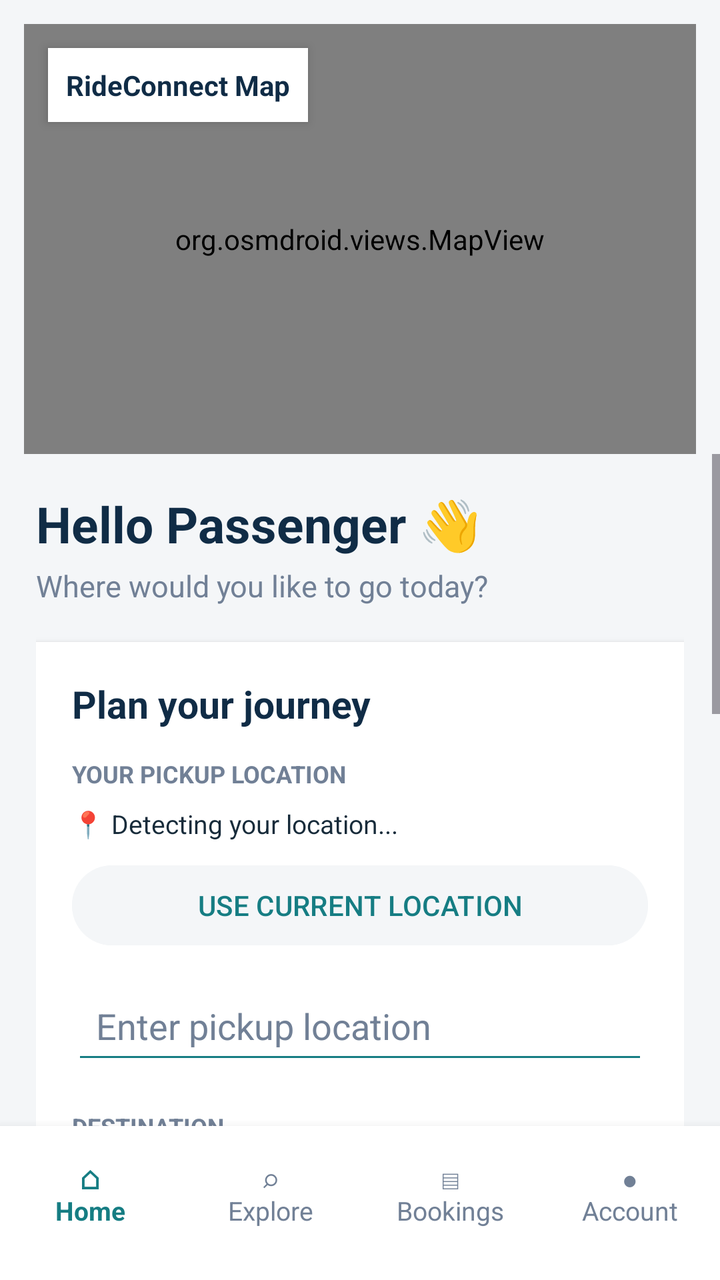
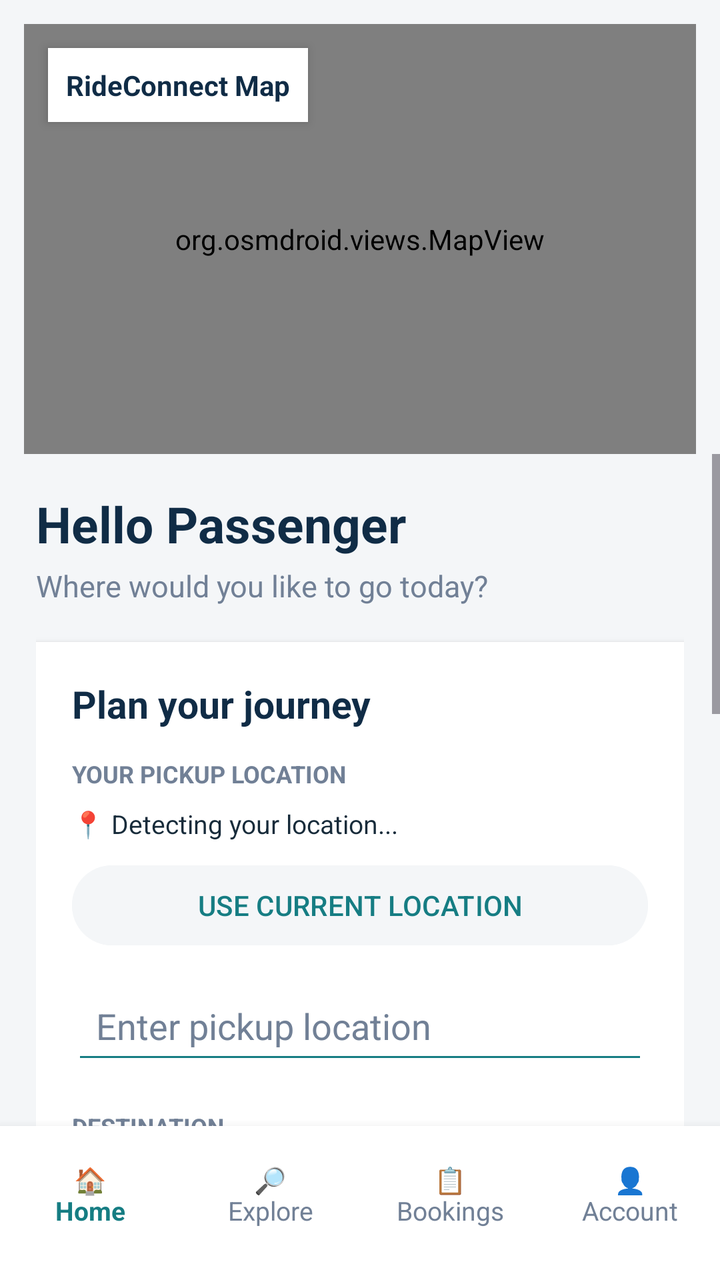

Compare the two renders of this Android layout. The source of the first and the diff that turns it into the second are given below.
<!-- AndroidManifest.xml: application theme Theme.RideConnect -->
<!-- res/layout/activity_passenger_dashboard.xml -->
<?xml version="1.0" encoding="utf-8"?>
<LinearLayout
    xmlns:android="http://schemas.android.com/apk/res/android"
    android:id="@+id/main"
    android:layout_width="match_parent"
    android:layout_height="match_parent"
    android:orientation="vertical"
    android:background="@color/screen_background">

    
    <FrameLayout
        android:layout_width="match_parent"
        android:layout_height="215dp"
        android:layout_marginStart="12dp"
        android:layout_marginEnd="12dp"
        android:layout_marginTop="12dp"
        android:elevation="4dp">

        <org.osmdroid.views.MapView
            android:id="@+id/map"
            android:layout_width="match_parent"
            android:layout_height="match_parent" />

        <TextView
            android:layout_width="wrap_content"
            android:layout_height="wrap_content"
            android:layout_gravity="top|start"
            android:layout_margin="12dp"
            android:background="@color/card_white"
            android:padding="9dp"
            android:text="RideConnect Map"
            android:textColor="@color/navy"
            android:textStyle="bold"
            android:elevation="3dp" />

    </FrameLayout>

    
    <ScrollView
        android:layout_width="match_parent"
        android:layout_height="0dp"
        android:layout_weight="1"
        android:fillViewport="true"
        android:clipToPadding="false">

        <LinearLayout
            android:layout_width="match_parent"
            android:layout_height="wrap_content"
            android:orientation="vertical"
            android:padding="18dp">

            
            <TextView
                android:id="@+id/welcomeText"
                android:layout_width="match_parent"
                android:layout_height="wrap_content"
                android:text="Hello Passenger 👋"
                android:textColor="@color/navy"
                android:textSize="25sp"
                android:textStyle="bold"
                android:layout_marginBottom="4dp" />

            <TextView
                android:layout_width="match_parent"
                android:layout_height="wrap_content"
                android:text="Where would you like to go today?"
                android:textColor="@color/text_secondary"
                android:textSize="15sp"
                android:layout_marginBottom="18dp" />

            
            <LinearLayout
                android:layout_width="match_parent"
                android:layout_height="wrap_content"
                android:orientation="vertical"
                android:background="@color/card_white"
                android:padding="18dp"
                android:elevation="3dp">

                <TextView
                    android:layout_width="match_parent"
                    android:layout_height="wrap_content"
                    android:text="Plan your journey"
                    android:textColor="@color/navy"
                    android:textSize="19sp"
                    android:textStyle="bold"
                    android:layout_marginBottom="14dp" />

                <TextView
                    android:layout_width="match_parent"
                    android:layout_height="wrap_content"
                    android:text="YOUR PICKUP LOCATION"
                    android:textColor="@color/text_secondary"
                    android:textSize="12sp"
                    android:textStyle="bold" />

                <TextView
                    android:id="@+id/currentLocationText"
                    android:layout_width="match_parent"
                    android:layout_height="wrap_content"
                    android:text="📍 Detecting your location..."
                    android:textColor="@color/text_primary"
                    android:textSize="13sp"
                    android:paddingTop="8dp"
                    android:paddingBottom="8dp" />

                <Button
                    android:id="@+id/useCurrentLocationButton"
                    android:layout_width="match_parent"
                    android:layout_height="wrap_content"
                    android:text="USE CURRENT LOCATION"
                    android:textColor="@color/teal"
                    android:backgroundTint="@color/screen_background"
                    android:layout_marginBottom="12dp" />

                <EditText
                    android:id="@+id/pickupInput"
                    android:layout_width="match_parent"
                    android:layout_height="wrap_content"
                    android:hint="Enter pickup location"
                    android:singleLine="true"
                    android:inputType="textCapWords"
                    android:textColor="@color/text_primary"
                    android:textColorHint="@color/text_secondary"
                    android:backgroundTint="@color/teal"
                    android:padding="12dp" />

                <TextView
                    android:layout_width="match_parent"
                    android:layout_height="wrap_content"
                    android:text="DESTINATION"
                    android:textColor="@color/text_secondary"
                    android:textSize="12sp"
                    android:textStyle="bold"
                    android:layout_marginTop="18dp" />

                <EditText
                    android:id="@+id/destinationInput"
                    android:layout_width="match_parent"
                    android:layout_height="wrap_content"
                    android:hint="Where are you going?"
                    android:singleLine="true"
                    android:inputType="textCapWords"
                    android:textColor="@color/text_primary"
                    android:textColorHint="@color/text_secondary"
                    android:backgroundTint="@color/teal"
                    android:padding="12dp" />

                <Button
                    android:id="@+id/searchDestinationButton"
                    android:layout_width="match_parent"
                    android:layout_height="wrap_content"
                    android:text="FIND DESTINATION ON MAP"
                    android:textColor="@color/teal"
                    android:backgroundTint="@color/screen_background"
                    android:layout_marginTop="8dp" />

                <Button
                    android:id="@+id/findRideButton"
                    android:layout_width="match_parent"
                    android:layout_height="54dp"
                    android:text="FIND A RIDE"
                    android:textColor="@color/card_white"
                    android:textStyle="bold"
                    android:textSize="16sp"
                    android:backgroundTint="@color/teal"
                    android:layout_marginTop="20dp" />

            </LinearLayout>

            
            <LinearLayout
                android:layout_width="match_parent"
                android:layout_height="wrap_content"
                android:orientation="vertical"
                android:background="@color/card_white"
                android:padding="18dp"
                android:elevation="3dp"
                android:layout_marginTop="18dp"
                android:layout_marginBottom="18dp">

                <TextView
                    android:layout_width="match_parent"
                    android:layout_height="wrap_content"
                    android:text="Your ride"
                    android:textColor="@color/navy"
                    android:textSize="19sp"
                    android:textStyle="bold" />

                <TextView
                    android:id="@+id/statusText"
                    android:layout_width="match_parent"
                    android:layout_height="wrap_content"
                    android:text="Ready to find a ride"
                    android:textColor="@color/teal"
                    android:textSize="16sp"
                    android:textStyle="bold"
                    android:layout_marginTop="12dp" />

                <TextView
                    android:id="@+id/driverNameText"
                    android:layout_width="match_parent"
                    android:layout_height="wrap_content"
                    android:text=""
                    android:textColor="@color/text_primary"
                    android:textSize="15sp"
                    android:textStyle="bold"
                    android:layout_marginTop="12dp" />

                <TextView
                    android:id="@+id/driverPhoneText"
                    android:layout_width="match_parent"
                    android:layout_height="wrap_content"
                    android:text=""
                    android:textColor="@color/text_primary"
                    android:textSize="14sp"
                    android:layout_marginTop="6dp" />

                <TextView
                    android:id="@+id/driverCarText"
                    android:layout_width="match_parent"
                    android:layout_height="wrap_content"
                    android:text=""
                    android:textColor="@color/text_primary"
                    android:textSize="14sp"
                    android:layout_marginTop="6dp" />

                <TextView
                    android:id="@+id/rideDetailsText"
                    android:layout_width="match_parent"
                    android:layout_height="wrap_content"
                    android:text=""
                    android:textColor="@color/text_secondary"
                    android:textSize="14sp"
                    android:layout_marginTop="12dp"
                    android:layout_marginBottom="8dp" />

                <Button
                    android:id="@+id/rideHistoryButton"
                    android:layout_width="match_parent"
                    android:layout_height="wrap_content"
                    android:text="VIEW RIDE HISTORY"
                    android:textColor="@color/teal"
                    android:backgroundTint="@color/screen_background"
                    android:layout_marginTop="8dp" />

            </LinearLayout>

            
            <Button
                android:id="@+id/searchRidesButton"
                android:layout_width="match_parent"
                android:layout_height="wrap_content"
                android:text="SEARCH AVAILABLE RIDES"
                android:visibility="gone" />

            <Button
                android:id="@+id/myBookingsButton"
                android:layout_width="match_parent"
                android:layout_height="wrap_content"
                android:text="MY BOOKINGS"
                android:visibility="gone" />

        </LinearLayout>

    </ScrollView>

    
    <LinearLayout
        android:id="@+id/passengerBottomNavigation"
        android:layout_width="match_parent"
        android:layout_height="wrap_content"
        android:orientation="horizontal"
        android:gravity="center"
        android:background="@color/card_white"
        android:elevation="8dp"
        android:paddingBottom="12dp"
        android:paddingTop="4dp">

        <TextView
            android:id="@+id/homeNavItem"
            android:layout_width="0dp"
            android:layout_height="61dp"
            android:layout_weight="1"
            android:gravity="center"
            android:text="⌂\nHome"
            android:textColor="@color/teal"
            android:textStyle="bold"
            android:textSize="13sp"
            android:background="?attr/selectableItemBackground" />

        <TextView
            android:id="@+id/exploreNavItem"
            android:layout_width="0dp"
            android:layout_height="61dp"
            android:layout_weight="1"
            android:gravity="center"
            android:text="⌕\nExplore"
            android:textColor="@color/text_secondary"
            android:textSize="13sp"
            android:background="?attr/selectableItemBackground" />

        <TextView
            android:id="@+id/bookingsNavItem"
            android:layout_width="0dp"
            android:layout_height="61dp"
            android:layout_weight="1"
            android:gravity="center"
            android:text="▤\nBookings"
            android:textColor="@color/text_secondary"
            android:textSize="13sp"
            android:background="?attr/selectableItemBackground" />

        <TextView
            android:id="@+id/accountNavItem"
            android:layout_width="0dp"
            android:layout_height="61dp"
            android:layout_weight="1"
            android:gravity="center"
            android:text="●\nAccount"
            android:textColor="@color/text_secondary"
            android:textSize="13sp"
            android:background="?attr/selectableItemBackground" />

    </LinearLayout>

</LinearLayout>
<!-- resources referenced by this layout -->
<resources>
  <color name="card_white">#FFFFFF</color>
  <color name="navy">#102C46</color>
  <color name="screen_background">#F4F6F8</color>
  <color name="teal">#167D83</color>
  <color name="text_primary">#172B3A</color>
  <color name="text_secondary">#718096</color>
  <style name="Theme.RideConnect" parent="Base.Theme.RideConnect" />
  <style name="Base.Theme.RideConnect" parent="Theme.Material3.Light.NoActionBar">
  
          
          <item name="colorPrimary">@color/navy</item>
          <item name="colorOnPrimary">@color/white</item>
  
          <item name="colorSecondary">@color/teal</item>
          <item name="colorOnSecondary">@color/white</item>
  
          <item name="colorTertiary">@color/gold</item>
          <item name="colorOnTertiary">@color/navy</item>
  
          
          <item name="colorSurface">@color/card_white</item>
          <item name="colorOnSurface">@color/text_primary</item>
  
          
          <item name="android:statusBarColor">@color/navy</item>
          <item name="android:navigationBarColor">@color/card_white</item>
  
          <item name="android:windowLightStatusBar">false</item>
          <item name="android:windowLightNavigationBar">true</item>
  
          
          <item name="android:windowBackground">@color/screen_background</item>
  
          
          <item name="android:colorAccent">@color/teal</item>
  
      </style>
  <color name="white">#FFFFFFFF</color>
  <color name="gold">#F2B84B</color>
</resources>

<!-- the commit's change to res/layout/activity_passenger_dashboard.xml (unified diff, before → after) -->
@@ -54,7 +54,7 @@
                 android:id="@+id/welcomeText"
                 android:layout_width="match_parent"
                 android:layout_height="wrap_content"
-                android:text="Hello Passenger 👋"
+                android:text="Hello Passenger"
                 android:textColor="@color/navy"
                 android:textSize="25sp"
                 android:textStyle="bold"
@@ -283,7 +283,7 @@
             android:layout_height="61dp"
             android:layout_weight="1"
             android:gravity="center"
-            android:text="⌂\nHome"
+            android:text="🏠\nHome"
             android:textColor="@color/teal"
             android:textStyle="bold"
             android:textSize="13sp"
@@ -295,7 +295,7 @@
             android:layout_height="61dp"
             android:layout_weight="1"
             android:gravity="center"
-            android:text="⌕\nExplore"
+            android:text="🔎\nExplore"
             android:textColor="@color/text_secondary"
             android:textSize="13sp"
             android:background="?attr/selectableItemBackground" />
@@ -306,7 +306,7 @@
             android:layout_height="61dp"
             android:layout_weight="1"
             android:gravity="center"
-            android:text="▤\nBookings"
+            android:text="📋\nBookings"
             android:textColor="@color/text_secondary"
             android:textSize="13sp"
             android:background="?attr/selectableItemBackground" />
@@ -317,7 +317,7 @@
             android:layout_height="61dp"
             android:layout_weight="1"
             android:gravity="center"
-            android:text="●\nAccount"
+            android:text="👤\nAccount"
             android:textColor="@color/text_secondary"
             android:textSize="13sp"
             android:background="?attr/selectableItemBackground" />
